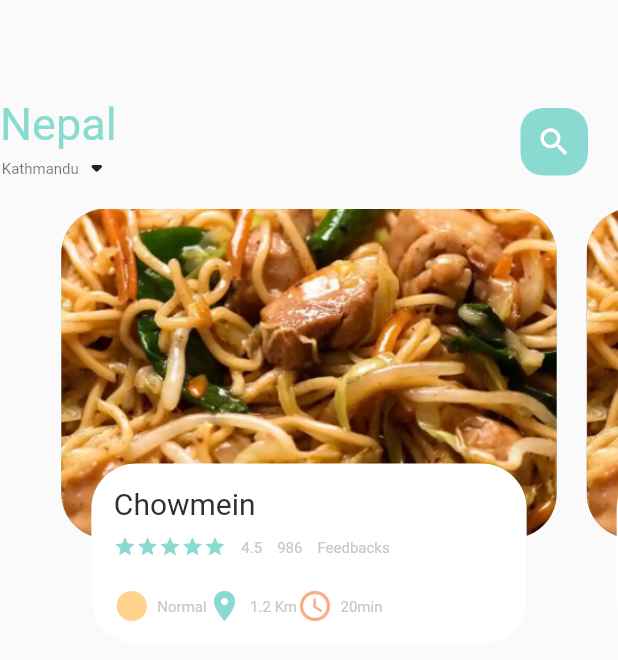
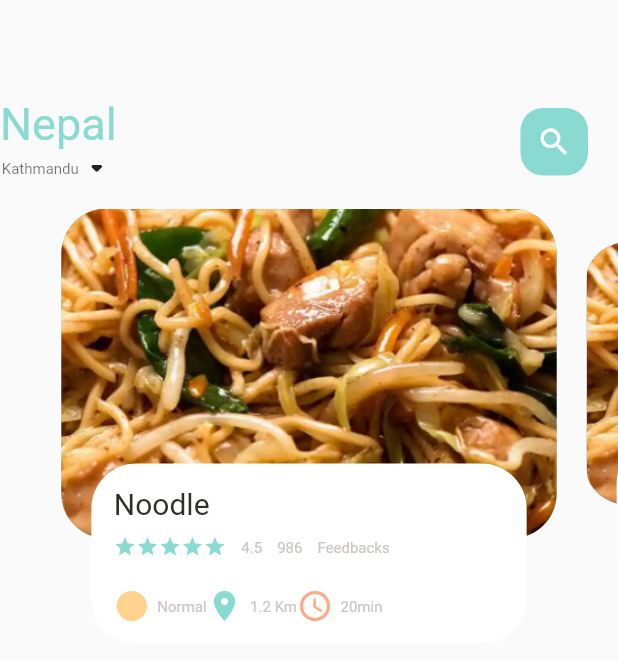
Before and after one commit to Anjeelchaudhary/E-commersApplication-_Foodie-, a Flutter app: the screen it shows after launch, on a phone screen of 412 x 824 dp. Shown: the top 660 px of the screen. Run offline on Flutter 3.47's test engine with Material 2 defaults, Android fonts, the phone set to English and light mode, and no system bars.

Commit message:
:zap: Transition is fixed
fluent transion is created in app

```diff
--- a/lib/home/food_page_body.dart
+++ b/lib/home/food_page_body.dart
@@ -1,5 +1,3 @@
-import 'dart:ffi';
-
 import 'package:flutter/material.dart';
 import 'package:flutter_ecommers_app/utils/colors.dart';
 import 'package:flutter_ecommers_app/widgets/big_text.dart';
@@ -16,6 +14,9 @@
 class _FoodPageNodyState extends State<FoodPageBody> {
   PageController pageController = PageController(viewportFraction: 0.85);
   var _currPageValue = 0.0;
+
+  double _scaleFactor = 0.8;
+  double _height = 220;
 
   @override
   void initState() {
@@ -47,7 +48,35 @@
   }
 
   Widget _buildPageItem(int index) {
-    return Stack(
+    //Here the transion of the upper slides is given
+    Matrix4 matrix = new Matrix4.identity();
+
+    if (index == _currPageValue.floor()) {
+      var currScale = 1 - (_currPageValue - index) * (1 - _scaleFactor);
+      var currTrans = _height * (1 - currScale) / 2;
+      matrix = Matrix4.diagonal3Values(1, currScale, 1)
+        ..setTranslationRaw(0, currTrans, 0);
+    } else if (index == _currPageValue.floor() + 1) {
+      var currScale =
+          _scaleFactor + (_currPageValue - index + 1) * (1 - _scaleFactor);
+      var currTrans = _height * (1 - currScale) / 2;
+      matrix = Matrix4.diagonal3Values(1, currScale, 1);
+      matrix = Matrix4.diagonal3Values(1, currScale, 1)
+        ..setTranslationRaw(0, currTrans, 0);
+    } else if (index == _currPageValue.floor() - 1) {
+      var currScale = 1 - (_currPageValue - index) * (1 - _scaleFactor);
+      matrix = Matrix4.diagonal3Values(1, currScale, 1);
+      matrix = Matrix4.diagonal3Values(1, currScale, 1)
+        ..setTranslationRaw(0, currScale, 0);
+    } else {
+      var currScale = 0.8;
+      matrix = Matrix4.diagonal3Values(1, currScale, 1)
+        ..setTranslationRaw(0, _height * (1 - _scaleFactor) / 2, 1);
+    }
+
+    return Transform(
+      transform: matrix,
+      child: Stack(
         children: [
           Container(
             height: 220,
@@ -76,7 +105,7 @@
                 child: Column(
                     crossAxisAlignment: CrossAxisAlignment.start,
                     children: [
-                    BigText(text: "Chowmein"),
+                      BigText(text: "Noodle"),
                       const SizedBox(
                         height: 10,
                       ),
@@ -129,6 +158,7 @@
             ),
           ),
         ],
+      ),
     );
   }
 }
```
Lines whose indentation alone changed are shown as unchanged.
